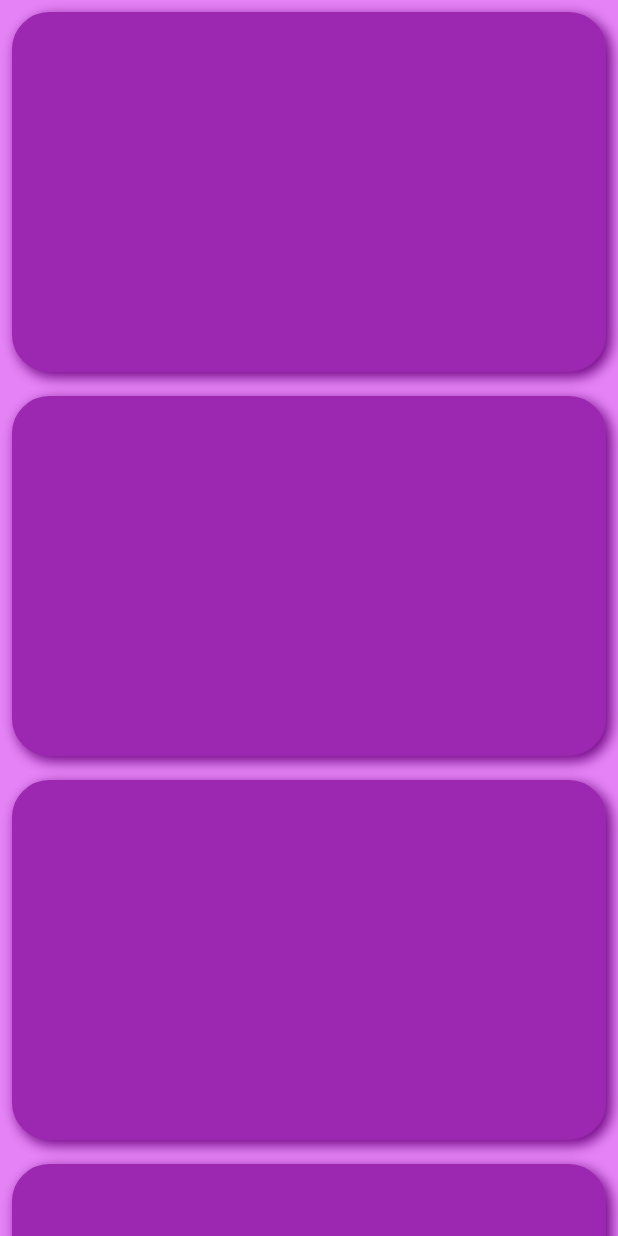
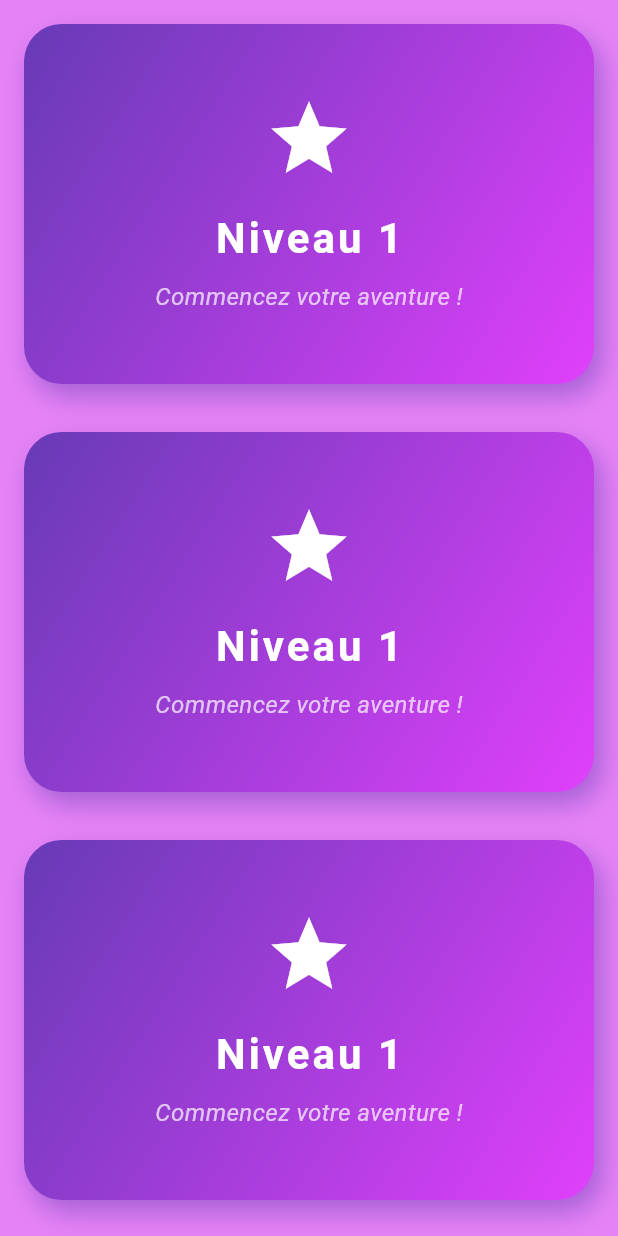
Before and after one commit to Idriss-rayan/familyquiz, a Flutter app: the ListeNiveau screen opened directly, on a phone screen of 412 x 824 dp. Run offline on Flutter 3.47's test engine with Material 3 defaults, Android fonts, the phone set to English and light mode, and no system bars; our stand-ins replace animate_do, get, google_fonts, supabase_flutter, websafe_svg; accounts and stored records are empty.

Commit message:
add fancy on card

```diff
--- a/lib/controllers/question_controller.dart
+++ b/lib/controllers/question_controller.dart
@@ -137,7 +137,7 @@ class QuestionController extends GetxController
       _animationController.reset();
       _animationController.forward().whenComplete(nextQuestion);
     } else {
-      Get.offAll(Score1());
+      Get.offAll(Score1(score: _numOfCorrectAns));
     }
   }
 
--- a/lib/niveau/controller.dart
+++ b/lib/niveau/controller.dart
@@ -104,7 +104,9 @@ class Controller extends GetxController with SingleGetTickerProviderMixin {
       _animationController.reset();
       _animationController.forward().whenComplete(nextQuestion);
     } else {
-      Get.to(Score1());
+      Get.to(Score1(
+        score: 0,
+      ));
       update();
     }
   }
--- a/lib/niveau/niveau1/niveau1_card.dart
+++ b/lib/niveau/niveau1/niveau1_card.dart
@@ -6,21 +6,67 @@ class Niveau1Card extends StatelessWidget {
   @override
   Widget build(BuildContext context) {
     return Padding(
-      padding: const EdgeInsets.all(8.0),
+      padding: const EdgeInsets.all(16.0),
+      child: TweenAnimationBuilder(
+        tween: Tween<double>(begin: 0.8, end: 1),
+        duration: const Duration(milliseconds: 600),
+        curve: Curves.easeOutBack,
+        builder: (context, double scale, child) {
+          return Transform.scale(
+            scale: scale,
+            child: child,
+          );
+        },
         child: Container(
           width: 500,
           height: 240,
           decoration: BoxDecoration(
             borderRadius: BorderRadius.circular(25),
-          border: Border.all(color: Colors.purple),
-          color: Colors.purple,
+            gradient: LinearGradient(
+              colors: [Colors.deepPurple, Colors.purpleAccent],
+              begin: Alignment.topLeft,
+              end: Alignment.bottomRight,
+            ),
             boxShadow: [
               BoxShadow(
-              color: const Color.fromARGB(255, 111, 4, 130),
-              blurRadius: 7,
-              offset: Offset(3, 3),
+                color: Colors.deepPurple.withOpacity(0.5),
+                blurRadius: 15,
+                offset: const Offset(5, 8),
               ),
             ],
+          ),
+          child: Padding(
+            padding: const EdgeInsets.all(20.0),
+            child: Column(
+              mainAxisAlignment: MainAxisAlignment.center,
+              children: [
+                Icon(
+                  Icons.star,
+                  color: Colors.white,
+                  size: 60,
+                ),
+                const SizedBox(height: 16),
+                Text(
+                  "Niveau 1",
+                  style: TextStyle(
+                    color: Colors.white,
+                    fontSize: 28,
+                    fontWeight: FontWeight.bold,
+                    letterSpacing: 2,
+                  ),
+                ),
+                const SizedBox(height: 8),
+                Text(
+                  "Commencez votre aventure !",
+                  style: TextStyle(
+                    color: Colors.white70,
+                    fontSize: 16,
+                    fontStyle: FontStyle.italic,
+                  ),
+                ),
+              ],
+            ),
+          ),
         ),
       ),
     );
--- a/lib/niveau/niveau1/score1.dart
+++ b/lib/niveau/niveau1/score1.dart
@@ -7,7 +7,8 @@ import 'package:get/get.dart';
 import 'package:google_fonts/google_fonts.dart';
 
 class Score1 extends StatelessWidget {
-  const Score1({super.key});
+  final int score;
+  const Score1({super.key, required this.score});
 
   @override
   Widget build(BuildContext context) {
@@ -49,7 +50,7 @@ class Score1 extends StatelessWidget {
               ),
               child: Center(
                 child: Text(
-                  '${_qnController.numOfCorrectAns * 10}',
+                  '${score * 10}',
                   style: TextStyle(
                     color: Colors.white.withValues(alpha: 0.7),
                     fontWeight: FontWeight.bold,
```
Lines whose indentation alone changed are shown as unchanged.
